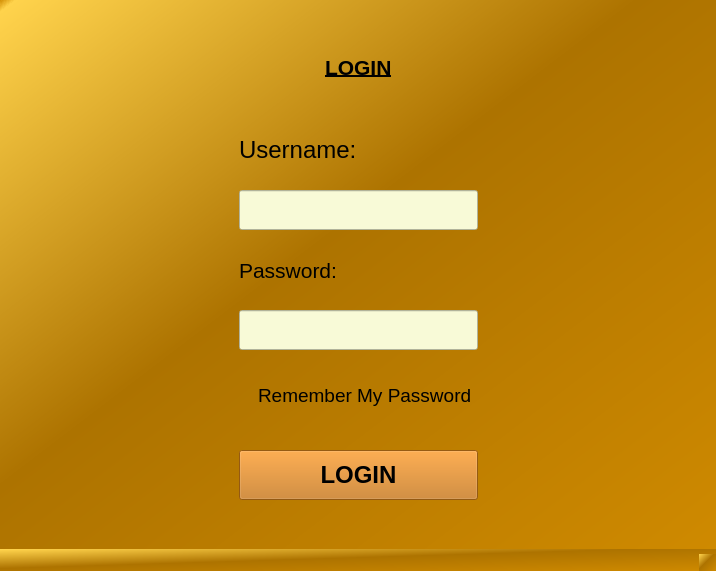
mj2266/inventory_app, file login.ui: the form before one commit.
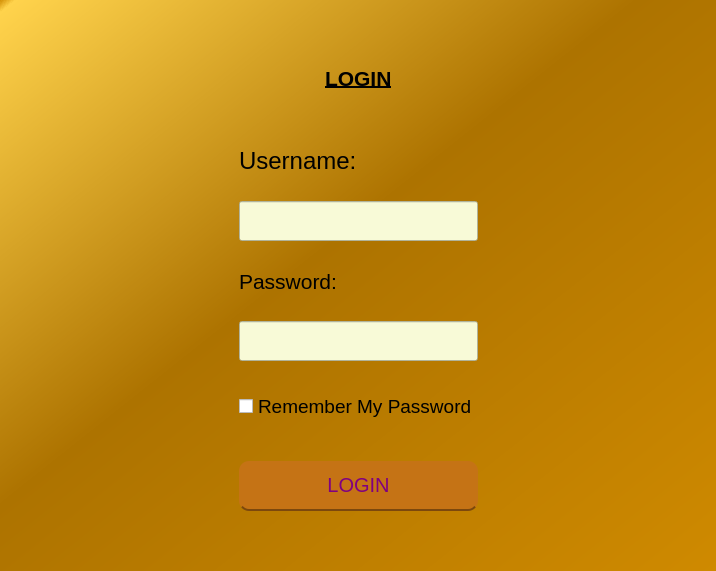
The form after the commit.

What changed in the file:
```diff
--- a/login.ui
+++ b/login.ui
@@ -14,7 +14,13 @@
    <string>MainWindow</string>
   </property>
   <property name="styleSheet">
-   <string notr="true">background-color: qlineargradient(spread:pad, x1:0, y1:0, x2:1, y2:1, stop:0 rgba(207, 138, 0, 255), stop:0.0113636 rgba(255, 211, 76, 255), stop:0.443182 rgba(173, 115, 0, 255), stop:1 rgba(207, 138, 0, 255));</string>
+   <string notr="true">QMainWindow{background-color: qlineargradient(spread:pad, x1:0, y1:0, x2:1, y2:1, stop:0 rgba(207, 138, 0, 255), stop:0.0113636 rgba(255, 211, 76, 255), stop:0.443182 rgba(173, 115, 0, 255), stop:1 rgba(207, 138, 0, 255));}
+
+
+QFrame{
+background-color: rgba(152, 171, 255, 0);
+}
+</string>
   </property>
   <widget class="QWidget" name="centralwidget">
    <layout class="QGridLayout" name="gridLayout_2">
@@ -85,7 +91,7 @@
        </size>
       </property>
       <property name="styleSheet">
-       <string notr="true">background-color: rgba(152, 171, 255, 0);</string>
+       <string notr="true"/>
       </property>
       <property name="frameShape">
        <enum>QFrame::NoFrame</enum>
@@ -214,16 +220,35 @@
          </property>
          <property name="font">
           <font>
-           <family>MS Shell Dlg 2</family>
-           <pointsize>18</pointsize>
-           <weight>75</weight>
-           <italic>false</italic>
-           <bold>true</bold>
+           <pointsize>-1</pointsize>
           </font>
          </property>
          <property name="styleSheet">
-          <string notr="true">background-color: rgba(90, 228, 255, 0);
-background-color: rgba(197, 115, 21, 220);</string>
+          <string notr="true">QPushButton {
+box-sizing: border-box;
+	-webkit-box-sizing: border-box;
+	-moz-box-sizing: border-box;
+	width: 150%;
+height:20px;
+	padding: 3%;
+	background: #c57315;
+	border-bottom: 2px solid #7c480d;
+	border-top-style: none;
+	border-right-style: none;
+	border-left-style: none;	
+	color: #fff;
+ border-radius: 10px;
+font-size:20px;
+color:purple;
+}
+QPushButton:hover {
+    background: #9d6c28;
+}
+QPushButton::pressed{
+background-color:#6b4e1d;
+}
+
+</string>
          </property>
          <property name="text">
           <string>LOGIN</string>
@@ -238,6 +263,11 @@
            <height>40</height>
           </size>
          </property>
+         <property name="font">
+          <font>
+           <pointsize>12</pointsize>
+          </font>
+         </property>
          <property name="styleSheet">
           <string notr="true">background-color: rgb(248, 250, 215);</string>
          </property>
@@ -251,6 +281,11 @@
            <height>40</height>
           </size>
          </property>
+         <property name="font">
+          <font>
+           <pointsize>12</pointsize>
+          </font>
+         </property>
          <property name="styleSheet">
           <string notr="true">background-color: rgb(248, 250, 215);
 background-color: rgb(248, 250, 215);</string>
@@ -272,7 +307,6 @@
     </rect>
    </property>
   </widget>
-  <widget class="QStatusBar" name="statusbar"/>
  </widget>
  <resources/>
  <connections/>
```
